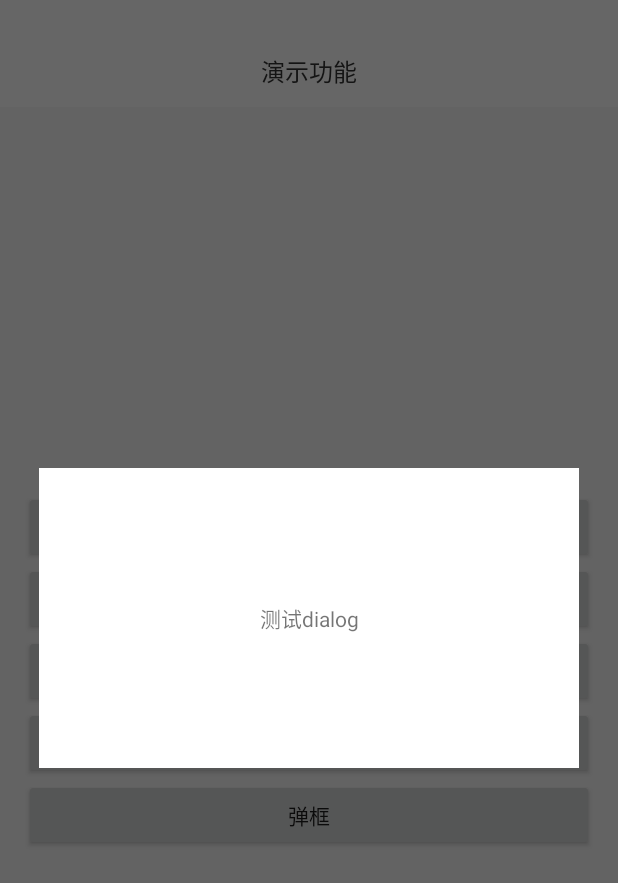
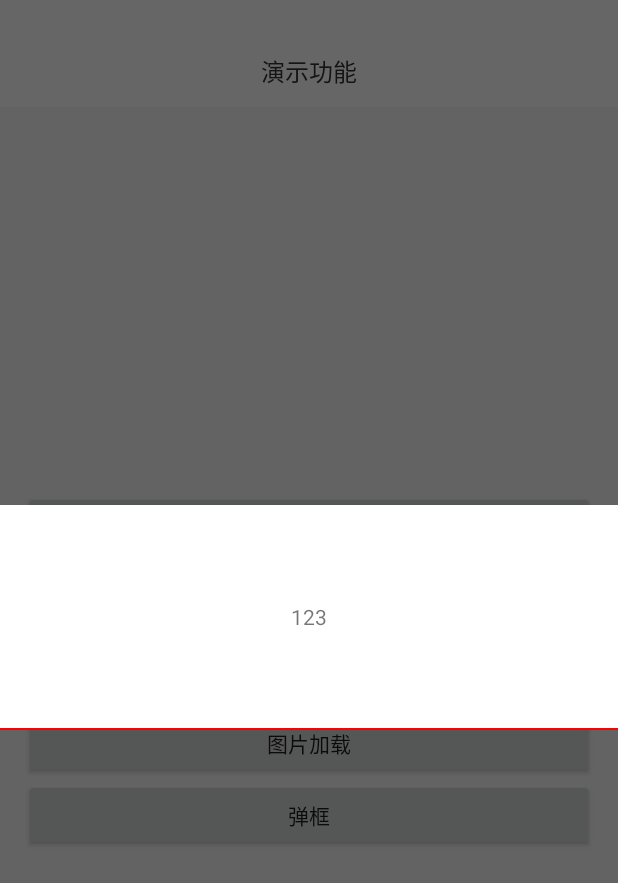
Before and after one commit to a1498506790/BaseKtMvp, an Android app: the fragment TestDialog placed in its activity, on a phone screen of 412 x 824 dp. Shown: the top 883 px of the screen. Run offline under Robolectric (Android 15) with nearby library versions, the phone set to English and light mode, and no system bars; network calls fail.

Commit message:
修改app内的字体大小不随系统改变

```diff
--- a/app/src/main/java/com/example/basektmvp2/MainActivity.kt
+++ b/app/src/main/java/com/example/basektmvp2/MainActivity.kt
@@ -16,6 +16,7 @@ class MainActivity : BaseActivity() {
 
     override fun onCreateActivity(savedInstanceState: Bundle?) {
         initToolbar("演示功能").navigationIcon = null
+
         btnMultiState.setOnClickListener {
             startActivity(Intent(this, MultiStateActivity::class.java))
         }
--- a/app/src/main/java/com/example/basektmvp2/base/BaseActivity.kt
+++ b/app/src/main/java/com/example/basektmvp2/base/BaseActivity.kt
@@ -1,4 +1,8 @@
 package com.example.basektmvp2.base
+
+import android.content.res.Configuration
+import android.content.res.Resources
+import android.os.Build
 import android.os.Bundle
 import android.view.View
 import android.view.ViewGroup
@@ -13,7 +17,7 @@ import com.example.basektmvp2.widget.status.OnFailClickListener
 import kotlinx.android.synthetic.main.activity_multi_state.*
 import kotlinx.android.synthetic.main.toolbar.*
 
-abstract class BaseActivity : AppCompatActivity(){
+abstract class BaseActivity : AppCompatActivity() {
 
     override fun onCreate(savedInstanceState: Bundle?) {
         supportRequestWindowFeature(Window.FEATURE_NO_TITLE)
@@ -31,7 +35,7 @@ abstract class BaseActivity : AppCompatActivity(){
         StatusBarUtils.setTranslucentStatus(window)
         if (StatusBarUtils.isTranslucentStatus()) {
             val statusBarHeight = StatusBarUtils.getStatusBarHeight()
-            toolbarContainer?.setPadding(0, statusBarHeight , 0, 0)
+            toolbarContainer?.setPadding(0, statusBarHeight, 0, 0)
             val isSetModeSuccess = StatusBarUtils.setStatusBarMode(window, true)
             if (!isSetModeSuccess) { //标题栏为白色时 状态栏字体没有变成黑色 防止重叠，添加一个灰色的状态栏
                 val statusBar = View(this)
@@ -42,7 +46,7 @@ abstract class BaseActivity : AppCompatActivity(){
         }
     }
 
-    fun initToolbar(title : String) : Toolbar{
+    fun initToolbar(title: String): Toolbar {
         tvTitle.text = title
         toolbar.setNavigationIcon(R.drawable.ic_arrow_back_black)
         toolbar.setNavigationOnClickListener {
@@ -71,4 +75,26 @@ abstract class BaseActivity : AppCompatActivity(){
         multiStateLayout?.setStatus(MultiStateLayout.STATUS_HIDE)
     }
 
+    override fun onConfigurationChanged(newConfig: Configuration) {
+        if (newConfig.fontScale != 1f) resources
+        super.onConfigurationChanged(newConfig)
+    }
+
+    override fun getResources(): Resources {
+        var resources = super.getResources()
+        val newConfig = resources.configuration
+        val displayMetrics = resources.displayMetrics
+        if (newConfig.fontScale != 1f) {
+            newConfig.fontScale = 1f
+            if (Build.VERSION.SDK_INT >= Build.VERSION_CODES.JELLY_BEAN_MR1) {
+                val configurationContext = createConfigurationContext(newConfig)
+                resources = configurationContext.resources
+                displayMetrics.scaledDensity = displayMetrics.density * newConfig.fontScale
+            } else {
+                resources.updateConfiguration(newConfig, displayMetrics)
+            }
+        }
+        return resources
+    }
+
 }
--- a/app/src/main/java/com/example/basektmvp2/dialog/BaseDialogFragment.kt
+++ b/app/src/main/java/com/example/basektmvp2/dialog/BaseDialogFragment.kt
@@ -29,4 +29,28 @@ abstract class BaseDialogFragment : DialogFragment() {
         }
     }
 
+    /**
+     * 设置弹框弹出得位置
+     */
+    fun setGravity(gravity : Int){
+        val window = dialog?.window
+        window?.let {
+            val attributes = it.attributes
+            attributes.gravity = gravity
+            it.attributes = attributes
+        }
+    }
+
+    /**
+     * 设置弹框的进出动画
+     */
+    fun setWindowAnimations(windowAnimations : Int){
+        val window = dialog?.window
+        window?.let {
+            val attributes = it.attributes
+            attributes.windowAnimations = windowAnimations
+            it.attributes = attributes
+        }
+    }
+
 }
--- a/app/src/main/java/com/example/basektmvp2/dialog/TestDialog.kt
+++ b/app/src/main/java/com/example/basektmvp2/dialog/TestDialog.kt
@@ -1,11 +1,24 @@
 package com.example.basektmvp2.dialog
 
+import android.os.Bundle
+import android.view.Gravity
 import androidx.fragment.app.FragmentManager
 import com.example.basektmvp2.R
+import kotlinx.android.synthetic.main.dialog_test.*
 
 class TestDialog : BaseDialogFragment(){
 
     override fun getLayoutId() = R.layout.dialog_test
+
+    override fun onActivityCreated(savedInstanceState: Bundle?) {
+        super.onActivityCreated(savedInstanceState)
+        tvTest.text = "123"
+    }
+
+    override fun onStart() {
+        super.onStart()
+        setGravity(Gravity.CENTER)
+    }
 
     fun show(manager: FragmentManager) {
         super.show(manager, TestDialog::javaClass.name)
--- a/app/src/main/res/layout/dialog_test.xml
+++ b/app/src/main/res/layout/dialog_test.xml
@@ -4,12 +4,27 @@
     android:layout_height="wrap_content"
     android:gravity="center">
 
-    <TextView
+    <LinearLayout
         android:layout_width="match_parent"
-        android:layout_height="200dp"
-        android:layout_margin="26dp"
+        android:layout_height="150dp"
         android:background="@color/colorWhite"
-        android:gravity="center"
-        android:text="测试dialog"/>
+        android:orientation="vertical"
+        android:gravity="center">
+
+        <TextView
+            android:id="@+id/tvTest"
+            android:layout_width="wrap_content"
+            android:layout_height="0dp"
+            android:layout_weight="1"
+            android:gravity="center"
+            android:text="测试dialog"/>
+
+        <View
+            android:layout_width="match_parent"
+            android:layout_height="1dp"
+            android:background="@color/colorRed"
+            android:layout_gravity="bottom"/>
+
+    </LinearLayout>
 
 </LinearLayout>
```
